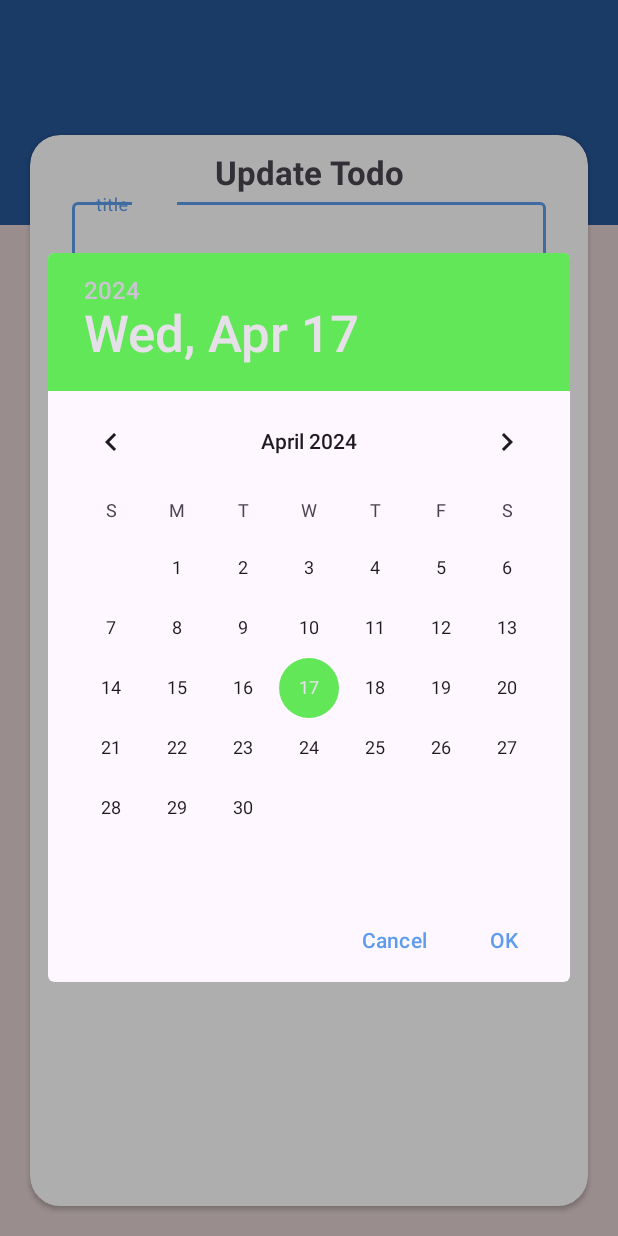
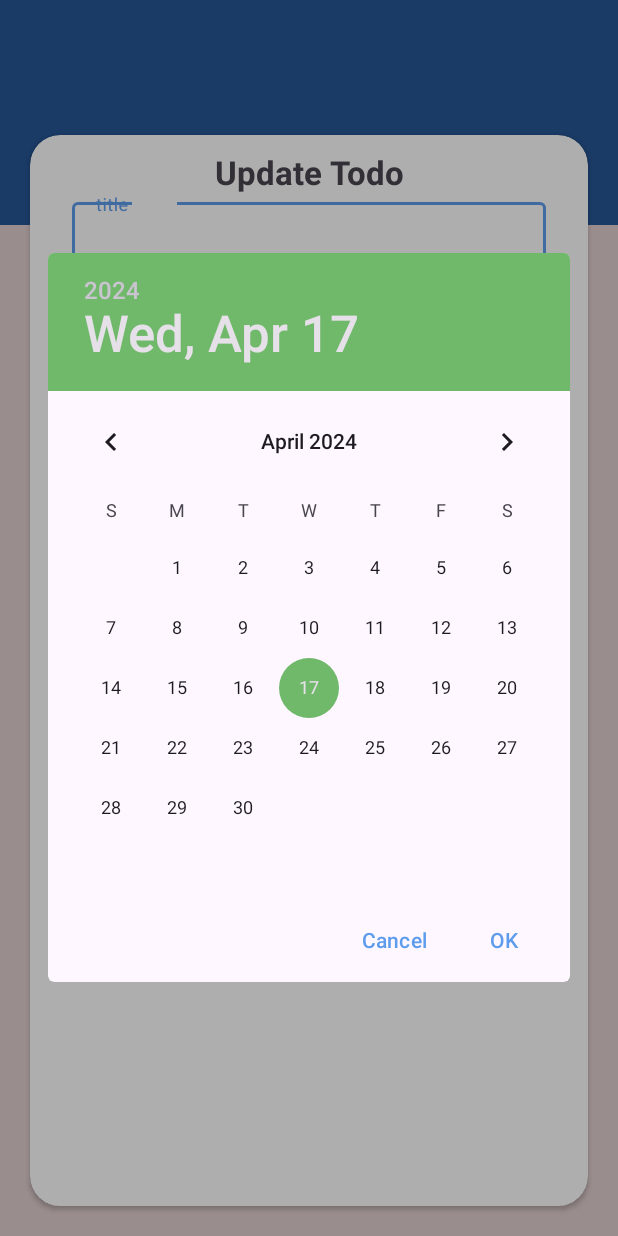
Before and after one commit to HendSayed25/ToDo_App, an Android app: the UpdateToDo screen opened directly, with no data from a screen before it, after a tap on an icon or button, on a phone screen of 412 x 824 dp. Run offline under Robolectric (Android 15) with nearby library versions, the phone set to English and light mode, and no system bars; 5 statements that could not run were skipped.

Commit message:
_update some colors of text...

```diff
--- a/app/src/main/java/com/example/todoapp/Fragment/ListFragment.kt
+++ b/app/src/main/java/com/example/todoapp/Fragment/ListFragment.kt
@@ -99,8 +99,8 @@ class ListFragment: Fragment() {
 
                 holder.CheckAsDone.visibility= View.INVISIBLE
                 holder.done.visibility=View.VISIBLE
-                holder.Title.setTextColor(Color.parseColor("#61E757"))
-                holder.Desc.setTextColor(Color.parseColor("#61E757"))
+                holder.Title.setTextColor(Color.parseColor("#0D9276"))
+                holder.Desc.setTextColor(Color.parseColor("#70B96B"))
 
                 todo.isDone=true
 
@@ -122,7 +122,7 @@ class ListFragment: Fragment() {
         if(context==null)return
 
         tasksList=MyDataBase.getInstance(requireContext()).todoDao().getAllTodoByDate(formattedDate)
-        Log.e("date is",""+formattedDate)
+       // Log.e("date is",""+formattedDate)
         adapter.ChangeData(tasksList.toMutableList())
     }
 }
--- a/app/src/main/res/layout/task_item.xml
+++ b/app/src/main/res/layout/task_item.xml
@@ -100,8 +100,9 @@
                 app:layout_constraintTop_toTopOf="parent"
                 android:paddingVertical="10dp"
                 android:text="@string/done"
+                android:textStyle="bold"
                 android:textSize="25dp"
-                android:textColor="@color/green"
+                android:textColor="#0D9276"
                 android:visibility="invisible"
                 />
 
--- a/app/src/main/res/values-night/themes.xml
+++ b/app/src/main/res/values-night/themes.xml
@@ -9,8 +9,8 @@
         <item name="colorOnPrimary">@color/white</item>
 
         <!--Secondary Color-->
-        <item name="colorSecondary">@color/green</item>
-        <item name="colorSecondaryVariant">@color/green</item>
+        <item name="colorSecondary">#70B96B</item>
+        <item name="colorSecondaryVariant">#70B96B</item>
         <item name="colorOnSecondary">@color/black</item>
 
     </style>
--- a/app/src/main/res/values/strings.xml
+++ b/app/src/main/res/values/strings.xml
@@ -8,7 +8,7 @@
     <string name="update">Update</string>
     <string name="add_new_todo">Add New Todo</string>
     <string name="add">Add</string>
-    <string name="done">Done!</string>
+    <string name="done">Done</string>
     <string name="English">English</string>
     <string name="Arabic">Arabic</string>
     <string name="dark">Dark</string>
--- a/app/src/main/res/values/themes.xml
+++ b/app/src/main/res/values/themes.xml
@@ -9,8 +9,8 @@
         <item name="colorOnPrimary">@color/white</item>
 
         <!--Secondary Color-->
-        <item name="colorSecondary">@color/green</item>
-        <item name="colorSecondaryVariant">@color/green</item>
+        <item name="colorSecondary">#70B96B</item>
+        <item name="colorSecondaryVariant">#70B96B</item>
         <item name="colorOnSecondary">@color/black</item>
 
     </style>
```
Also changed, not shown: app/src/main/java/com/example/todoapp/ListAdapter.kt (+11 -6 lines), 1 other file.
